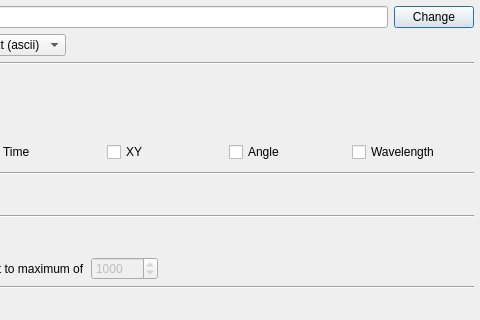
This is ants3bundle/src/ants3/gui/photsim/aphotonsimoutputdialog.ui in andrmor/ANTS3bundle as Qt 5 draws it before an edit; both pictures show x 160 to 640 and y 0 to 320 of the 640 by 485 pixel window. The edited form follows.
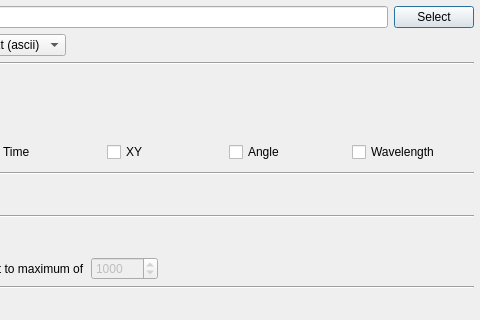
This is the edited form.

Patch:
```diff
--- a/ants3bundle/src/ants3/gui/photsim/aphotonsimoutputdialog.ui
+++ b/ants3bundle/src/ants3/gui/photsim/aphotonsimoutputdialog.ui
@@ -47,7 +47,7 @@
      <item>
       <widget class="QPushButton" name="pbChangeDir">
        <property name="text">
-        <string>Change</string>
+        <string>Select</string>
        </property>
       </widget>
      </item>
```
